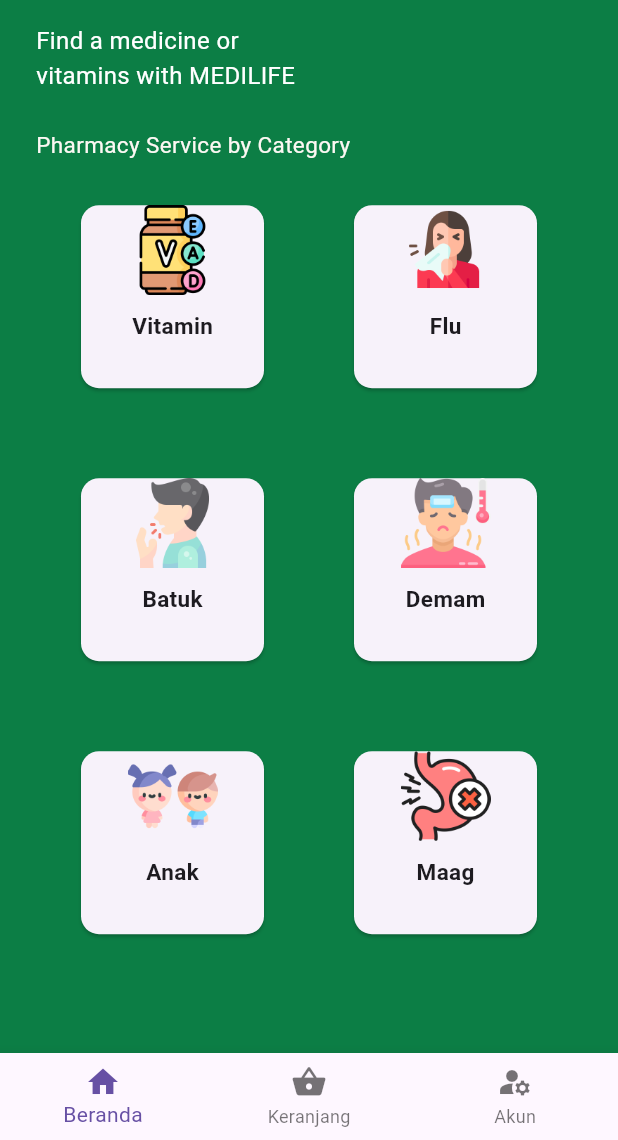
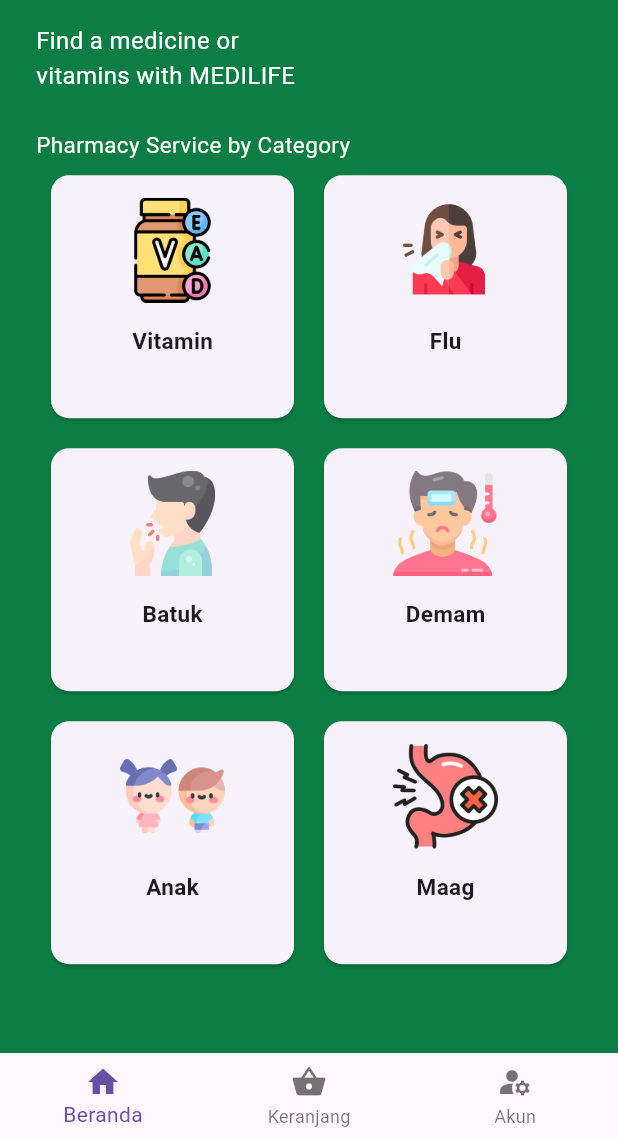
Before and after one commit to Bekicot123/Apobat, a Flutter app: the screen it shows once a user with an empty profile is signed in, on a phone screen of 412 x 824 dp, the part 96-1236 px from its top. Run offline on Flutter 3.47's test engine with Material 3 defaults, Android fonts, the phone set to English and light mode, and no system bars; our stand-ins replace cloud_firestore, firebase_auth, firebase_core; accounts and stored records are empty.

Commit message:
fix assets in Landing Page

```diff
--- a/lib/Page/Landing_Page.dart
+++ b/lib/Page/Landing_Page.dart
@@ -128,7 +128,7 @@ class _Landing_PageState extends State<Landing_Page> {
               crossAxisCount: 2,
               children: <Widget>[
                 Card(
-                  margin: const EdgeInsets.all(30.0),
+                  margin: const EdgeInsets.all(10.0),
                   child: InkWell(
                     onTap: () {
                       Navigator.push(
@@ -139,12 +139,10 @@ class _Landing_PageState extends State<Landing_Page> {
                     child: Column(
                       mainAxisSize: MainAxisSize.min,
                       children: <Widget>[
-                        Image.asset(
-                          'lib/Image/vitamins.png',
-                          width: 60,
-                        ),
+                        Image.asset('lib/Image/vitamins.png',
+                            width: 70, height: 100),
                         const SizedBox(
-                          height: 10,
+                          height: 0,
                         ),
                         const Text(
                           "Vitamin",
@@ -156,7 +154,7 @@ class _Landing_PageState extends State<Landing_Page> {
                   ),
                 ),
                 Card(
-                  margin: const EdgeInsets.all(30.0),
+                  margin: const EdgeInsets.all(10.0),
                   child: InkWell(
                     onTap: () {
                       Navigator.push(
@@ -169,10 +167,11 @@ class _Landing_PageState extends State<Landing_Page> {
                       children: <Widget>[
                         Image.asset(
                           'lib/Image/flu.png',
-                          width: 60,
+                          width: 70,
+                          height: 100,
                         ),
                         const SizedBox(
-                          height: 10,
+                          height: 0,
                         ),
                         const Text(
                           "Flu",
@@ -184,7 +183,7 @@ class _Landing_PageState extends State<Landing_Page> {
                   ),
                 ),
                 Card(
-                  margin: const EdgeInsets.all(30.0),
+                  margin: const EdgeInsets.all(10.0),
                   child: InkWell(
                     onTap: () {
                       Navigator.push(
@@ -197,10 +196,11 @@ class _Landing_PageState extends State<Landing_Page> {
                       children: <Widget>[
                         Image.asset(
                           'lib/Image/cough.png',
-                          width: 60,
+                          width: 70,
+                          height: 100,
                         ),
                         const SizedBox(
-                          height: 10,
+                          height: 0,
                         ),
                         const Text(
                           "Batuk",
@@ -212,7 +212,7 @@ class _Landing_PageState extends State<Landing_Page> {
                   ),
                 ),
                 Card(
-                  margin: const EdgeInsets.all(30.0),
+                  margin: const EdgeInsets.all(10.0),
                   child: InkWell(
                     onTap: () {
                       Navigator.push(
@@ -225,10 +225,11 @@ class _Landing_PageState extends State<Landing_Page> {
                       children: <Widget>[
                         Image.asset(
                           'lib/Image/sick.png',
-                          width: 60,
+                          width: 70,
+                          height: 100,
                         ),
                         const SizedBox(
-                          height: 10,
+                          height: 0,
                         ),
                         const Text(
                           "Demam",
@@ -240,7 +241,7 @@ class _Landing_PageState extends State<Landing_Page> {
                   ),
                 ),
                 Card(
-                  margin: const EdgeInsets.all(30.0),
+                  margin: const EdgeInsets.all(10.0),
                   child: InkWell(
                     onTap: () {
                       Navigator.push(
@@ -253,10 +254,11 @@ class _Landing_PageState extends State<Landing_Page> {
                       children: <Widget>[
                         Image.asset(
                           'lib/Image/children.png',
-                          width: 60,
+                          width: 70,
+                          height: 100,
                         ),
                         const SizedBox(
-                          height: 10,
+                          height: 0,
                         ),
                         const Text(
                           "Anak",
@@ -268,7 +270,7 @@ class _Landing_PageState extends State<Landing_Page> {
                   ),
                 ),
                 Card(
-                  margin: const EdgeInsets.all(30.0),
+                  margin: const EdgeInsets.all(10.0),
                   child: InkWell(
                     onTap: () {
                       Navigator.push(
@@ -281,10 +283,11 @@ class _Landing_PageState extends State<Landing_Page> {
                       children: <Widget>[
                         Image.asset(
                           'lib/Image/maag.png',
-                          width: 60,
+                          width: 70,
+                          height: 100,
                         ),
                         const SizedBox(
-                          height: 10,
+                          height: 0,
                         ),
                         const Text(
                           "Maag",
```
